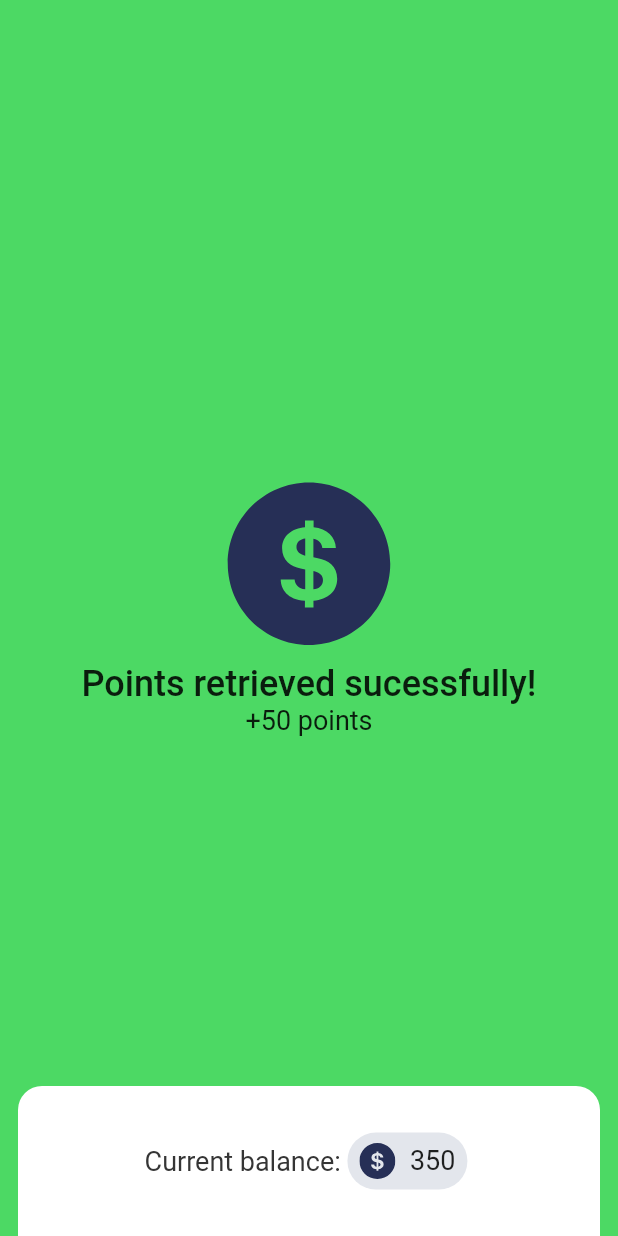
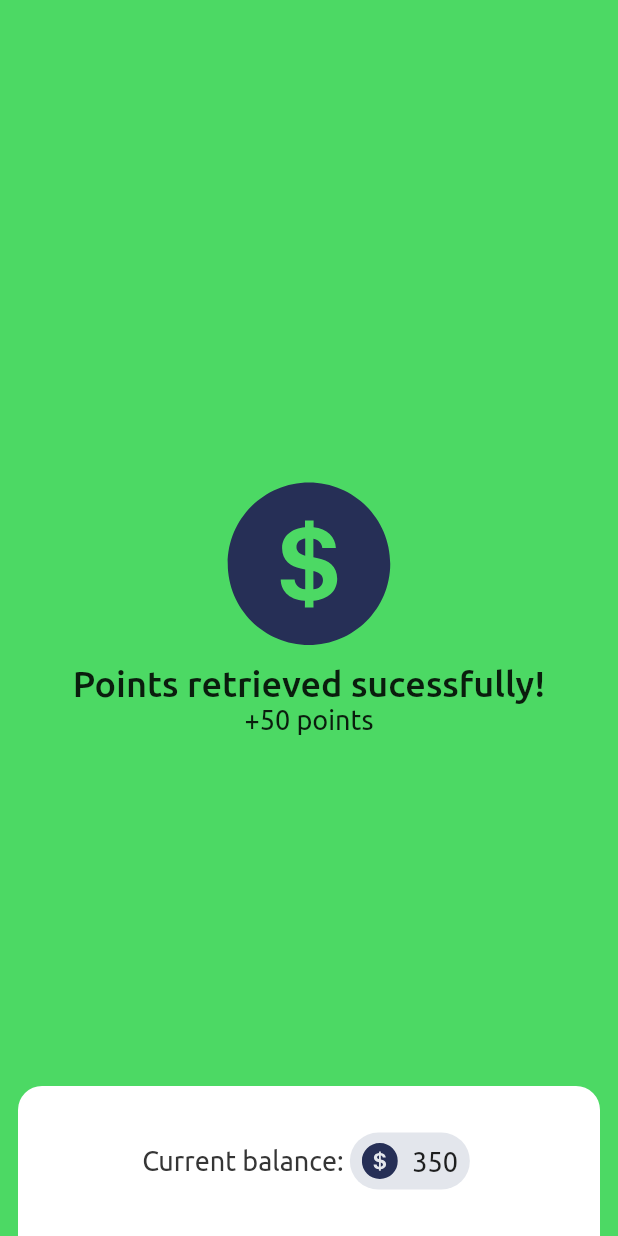
Before and after one commit to Lemilli/hackathon_xmum, a Flutter app: the screen it shows after launch, item 3 of the bottom bar chosen, after a tap on "Open Scanner", on a phone screen of 412 x 824 dp. Run offline on Flutter 3.47's test engine with Material 2 defaults, Android fonts, the phone set to English and light mode, and no system bars; our stand-ins replace flutter_svg, google_maps_flutter, location, percent_indicator, permission_handler; missing offline and left inert: barcode_scan.

Commit message:
updated for small devices

```diff
--- a/lib/screens/homepage.dart
+++ b/lib/screens/homepage.dart
@@ -7,17 +7,13 @@ import 'package:hackathon/component_widgets.dart/pin_widget.dart';
 import 'package:hackathon/global_variables.dart';
 import 'package:location/location.dart';
 
-import '../directions_model.dart';
-
 class MyApp extends StatelessWidget {
   @override
   Widget build(BuildContext context) {
     return MaterialApp(
       title: 'Hackathon',
       debugShowCheckedModeBanner: false,
-      theme: ThemeData(
-        primaryColor: Colors.white,
-      ),
+      theme: ThemeData(primaryColor: Colors.white, fontFamily: 'Ubuntu'),
       home: Homepage(),
     );
   }
@@ -35,7 +31,6 @@ class _HomepageState extends State<Homepage> {
   );
 
   GoogleMapController _googleMapController;
-  Directions _directionsInfo;
 
   Location location = Location();
 
@@ -182,13 +177,13 @@ class _HomepageState extends State<Homepage> {
           elevation: 4,
           centerTitle: false,
           title: Padding(
-            padding: EdgeInsets.fromLTRB(10, 10, 0, 0),
+            padding: EdgeInsets.fromLTRB(6, 10, 0, 0),
             child: Row(
               children: [
                 const Text(
                   'Locate Terminal',
                   style: const TextStyle(
-                    fontSize: 24,
+                    fontSize: 22,
                     height: 1.2,
                   ),
                 ),
@@ -229,7 +224,8 @@ class _HomepageState extends State<Homepage> {
             child: Padding(
               padding: EdgeInsets.fromLTRB(0, 0, 0, 15),
               child: Container(
-                width: 350,
+                width: double.infinity,
+                margin: EdgeInsets.symmetric(horizontal: 40),
                 height: 34,
                 child: TextField(
                   style: TextStyle(fontSize: 16, height: 1.36),
@@ -283,34 +279,6 @@ class _HomepageState extends State<Homepage> {
                     street: street,
                     percentage: percentage,
                   ),
-                if (_directionsInfo != null)
-                  Positioned(
-                    top: 20.0,
-                    child: Container(
-                      padding: const EdgeInsets.symmetric(
-                        vertical: 6.0,
-                        horizontal: 12.0,
-                      ),
-                      decoration: BoxDecoration(
-                        color: Colors.yellowAccent,
-                        borderRadius: BorderRadius.circular(20.0),
-                        boxShadow: const [
-                          BoxShadow(
-                            color: Colors.black26,
-                            offset: Offset(0, 2),
-                            blurRadius: 6.0,
-                          )
-                        ],
-                      ),
-                      child: Text(
-                        '${_directionsInfo.totalDistance}, ${_directionsInfo.totalDuration}',
-                        style: const TextStyle(
-                          fontSize: 18.0,
-                          fontWeight: FontWeight.w600,
-                        ),
-                      ),
-                    ),
-                  ),
               ],
             ),
     );
--- a/lib/screens/reward_screen.dart
+++ b/lib/screens/reward_screen.dart
@@ -17,6 +17,7 @@ class RewardScreen extends StatelessWidget {
           SvgPicture.asset('assets/svg_icons/coin.svg'),
           Text(
             "Points retrieved sucessfully!",
+            textAlign: TextAlign.center,
             style: TextStyle(
               fontWeight: FontWeight.w500,
               fontSize: 24,
```
Also changed, not shown: lib/component_widgets.dart/pin_widget.dart (+5 -3 lines), lib/directions_model.dart (deleted, +0 -51 lines), lib/directions_repository.dart (deleted, +0 -36 lines), lib/screens/money_screen.dart (+6 -8 lines), lib/screens/profile_screen.dart (+3 -5 lines), pubspec.yaml (+9 -9 lines), assets/fonts/BAHNSCHRIFT.TTF (deleted), assets/fonts/Ubuntu-Bold.ttf (added), assets/fonts/Ubuntu-Medium.ttf (added), assets/fonts/Ubuntu-Regular.ttf (added), 1 other file.
